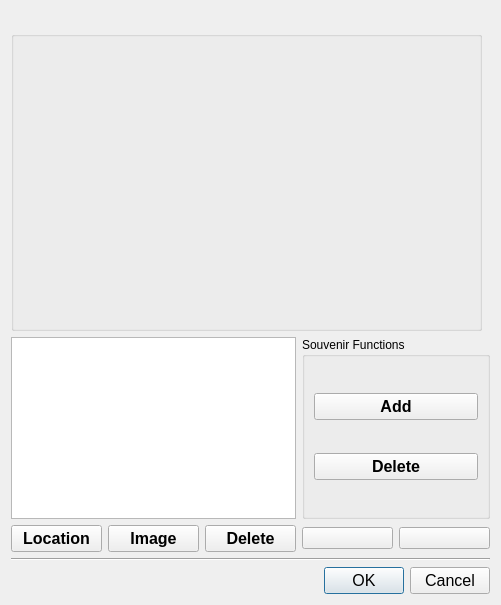
Before: the Qt Designer form teamdisplay.ui in bbisuna0/CS1D_baseball, drawn with Qt 5.
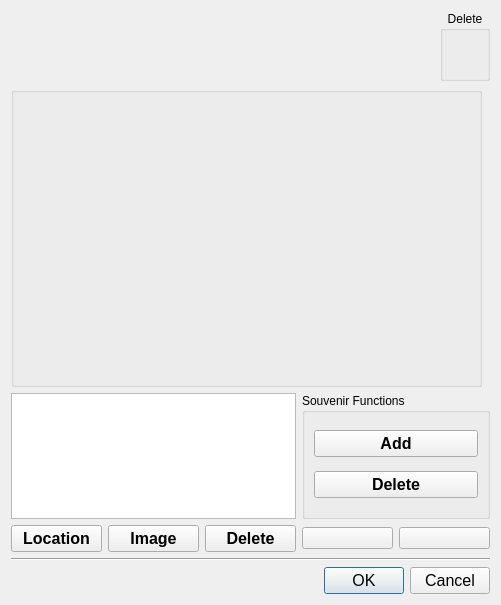
After: the same form once the commit is applied. Icons and pictures are not drawn.

```diff
--- a/teamdisplay.ui
+++ b/teamdisplay.ui
@@ -10,6 +10,12 @@
     <height>605</height>
    </rect>
   </property>
+  <property name="sizePolicy">
+   <sizepolicy hsizetype="Ignored" vsizetype="Ignored">
+    <horstretch>0</horstretch>
+    <verstretch>0</verstretch>
+   </sizepolicy>
+  </property>
   <property name="font">
    <font>
     <family>Segoe UI</family>
@@ -28,6 +34,22 @@
   <layout class="QVBoxLayout" name="verticalLayout">
    <item>
     <layout class="QHBoxLayout" name="horizontalLayout_3">
+     <item>
+      <spacer name="horizontalSpacer_2">
+       <property name="orientation">
+        <enum>Qt::Orientation::Horizontal</enum>
+       </property>
+       <property name="sizeType">
+        <enum>QSizePolicy::Policy::MinimumExpanding</enum>
+       </property>
+       <property name="sizeHint" stdset="0">
+        <size>
+         <width>190</width>
+         <height>20</height>
+        </size>
+       </property>
+      </spacer>
+     </item>
      <item>
       <widget class="QLabel" name="teamlogo">
        <property name="maximumSize">
@@ -36,6 +58,13 @@
          <height>80</height>
         </size>
        </property>
+       <property name="font">
+        <font>
+         <family>Segoe UI</family>
+         <pointsize>9</pointsize>
+         <strikeout>false</strikeout>
+        </font>
+       </property>
        <property name="autoFillBackground">
         <bool>false</bool>
        </property>
@@ -50,6 +79,92 @@
        </property>
       </widget>
      </item>
+     <item>
+      <spacer name="horizontalSpacer">
+       <property name="orientation">
+        <enum>Qt::Orientation::Horizontal</enum>
+       </property>
+       <property name="sizeType">
+        <enum>QSizePolicy::Policy::Expanding</enum>
+       </property>
+       <property name="sizeHint" stdset="0">
+        <size>
+         <width>40</width>
+         <height>20</height>
+        </size>
+       </property>
+      </spacer>
+     </item>
+     <item>
+      <widget class="QGroupBox" name="groupBox_2">
+       <property name="minimumSize">
+        <size>
+         <width>50</width>
+         <height>70</height>
+        </size>
+       </property>
+       <property name="maximumSize">
+        <size>
+         <width>50</width>
+         <height>70</height>
+        </size>
+       </property>
+       <property name="title">
+        <string>Delete</string>
+       </property>
+       <property name="alignment">
+        <set>Qt::AlignmentFlag::AlignHCenter|Qt::AlignmentFlag::AlignTop</set>
+       </property>
+       <property name="flat">
+        <bool>false</bool>
+       </property>
+       <layout class="QHBoxLayout" name="horizontalLayout">
+        <item>
+         <widget class="QLabel" name="lb_markdelete">
+          <property name="enabled">
+           <bool>true</bool>
+          </property>
+          <property name="sizePolicy">
+           <sizepolicy hsizetype="Fixed" vsizetype="Fixed">
+            <horstretch>20</horstretch>
+            <verstretch>30</verstretch>
+           </sizepolicy>
+          </property>
+          <property name="minimumSize">
+           <size>
+            <width>20</width>
+            <height>30</height>
+           </size>
+          </property>
+          <property name="maximumSize">
+           <size>
+            <width>20</width>
+            <height>30</height>
+           </size>
+          </property>
+          <property name="baseSize">
+           <size>
+            <width>20</width>
+            <height>30</height>
+           </size>
+          </property>
+          <property name="frameShape">
+           <enum>QFrame::Shape::NoFrame</enum>
+          </property>
+          <property name="text">
+           <string/>
+          </property>
+          <property name="pixmap">
+           <pixmap resource="logos.qrc">:/logos/delete.png</pixmap>
+          </property>
+          <property name="scaledContents">
+           <bool>true</bool>
+          </property>
+         </widget>
+        </item>
+       </layout>
+      </widget>
+     </item>
     </layout>
    </item>
    <item>
```
Left out of the diff: 15 changed lines with no effect on the pictures.
